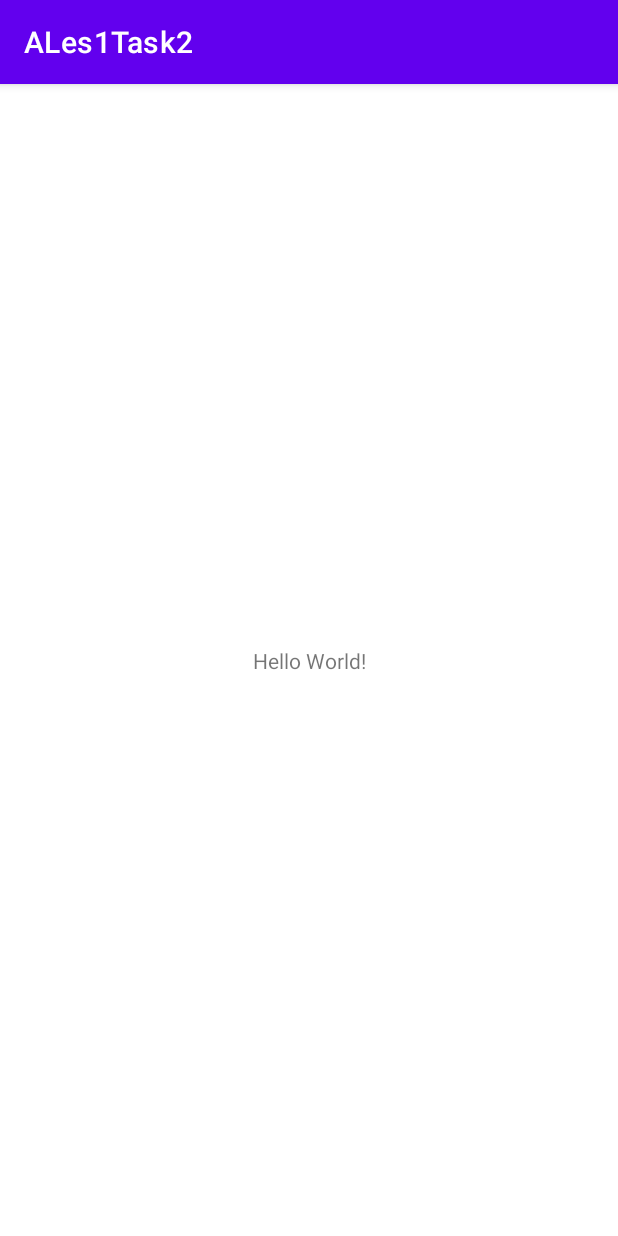
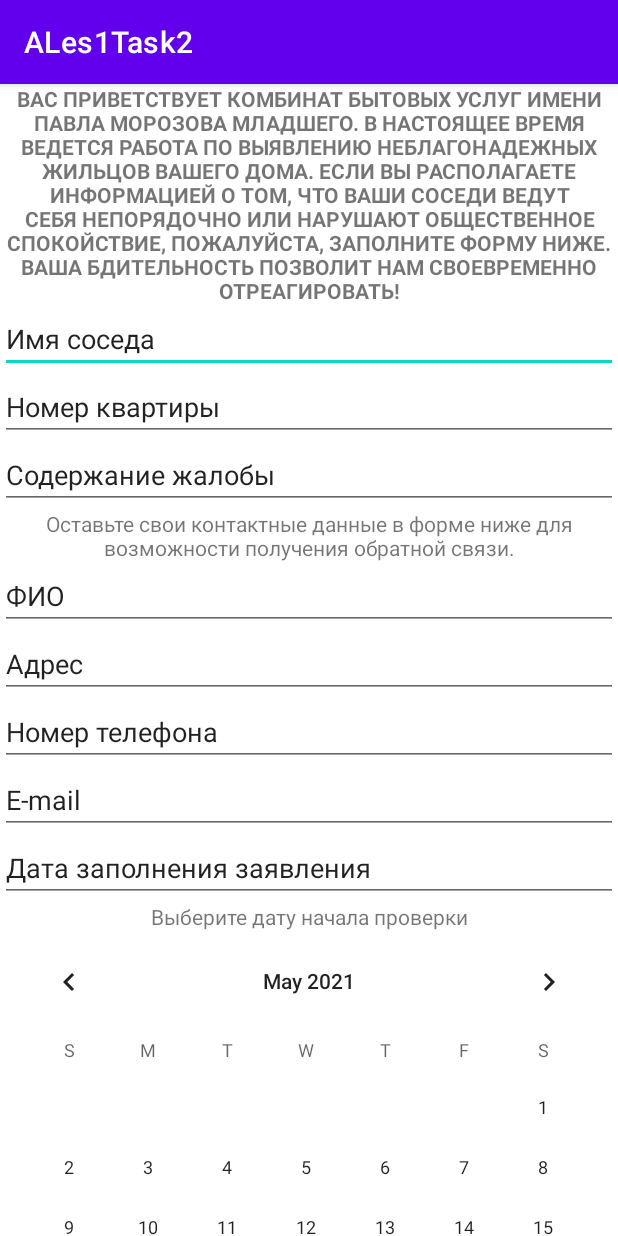
Before and after one commit to Wendy535/AndroidGeekBrains, an Android app: the screen it shows after launch (MainActivity), on a phone screen of 412 x 824 dp. Run offline under Robolectric (Android 15) with nearby library versions, the phone set to English and light mode, and no system bars.

Commit message:
Задание 2

```diff
--- a/app/src/main/res/layout/activity_main.xml
+++ b/app/src/main/res/layout/activity_main.xml
@@ -1,18 +1,123 @@
 <?xml version="1.0" encoding="utf-8"?>
-<androidx.constraintlayout.widget.ConstraintLayout xmlns:android="http://schemas.android.com/apk/res/android"
+<ScrollView xmlns:android="http://schemas.android.com/apk/res/android"
     xmlns:app="http://schemas.android.com/apk/res-auto"
     xmlns:tools="http://schemas.android.com/tools"
     android:layout_width="match_parent"
-    android:layout_height="match_parent"
-    tools:context=".MainActivity">
+    android:layout_height="wrap_content"
+    android:textAlignment="center">
 
-    <TextView
-        android:layout_width="wrap_content"
+    <LinearLayout
+        android:layout_width="match_parent"
         android:layout_height="wrap_content"
-        android:text="Hello World!"
-        app:layout_constraintBottom_toBottomOf="parent"
-        app:layout_constraintLeft_toLeftOf="parent"
-        app:layout_constraintRight_toRightOf="parent"
-        app:layout_constraintTop_toTopOf="parent" />
+        android:orientation="vertical">
 
-</androidx.constraintlayout.widget.ConstraintLayout>
+        <TextView
+            android:id="@+id/textviewIntro"
+            android:layout_width="match_parent"
+            android:layout_height="wrap_content"
+            android:text="@string/text_intro"
+            android:textAlignment="center"
+            android:textAllCaps="true"
+            android:textStyle="bold" />
+
+        <EditText
+            android:id="@+id/edittextNeiName"
+            android:layout_width="match_parent"
+            android:layout_height="wrap_content"
+            android:ems="10"
+            android:inputType="textPersonName"
+            android:text="@string/textViewNeighbourName"
+            android:importantForAutofill="no" />
+
+        <EditText
+            android:id="@+id/edittextNeiRoomNumber"
+            android:layout_width="match_parent"
+            android:layout_height="wrap_content"
+            android:ems="10"
+            android:inputType="number|textPersonName"
+            android:text="@string/TextViewoomNumber"
+            android:importantForAutofill="no" />
+
+        <EditText
+            android:id="@+id/edittextNeiBehaviour"
+            android:layout_width="match_parent"
+            android:layout_height="wrap_content"
+            android:ems="10"
+            android:inputType="text"
+            android:text="@string/textViewArgueText"
+            android:importantForAutofill="no" />
+
+        <TextView
+            android:id="@+id/textviewGiveYoutContacts"
+            android:layout_width="match_parent"
+            android:layout_height="wrap_content"
+            android:text="@string/textViewourContacts"
+            android:textAlignment="center" />
+
+        <EditText
+            android:id="@+id/edittextYourName"
+            android:layout_width="match_parent"
+            android:layout_height="wrap_content"
+            android:ems="10"
+            android:inputType="textPersonName"
+            android:text="@string/textviewYourName"
+            android:importantForAutofill="no" />
+
+        <EditText
+            android:id="@+id/edittextAdress"
+            android:layout_width="match_parent"
+            android:layout_height="wrap_content"
+            android:ems="10"
+            android:inputType="textPostalAddress"
+            android:text="@string/textviewAddress"
+            android:importantForAutofill="no" />
+
+        <EditText
+            android:id="@+id/edittextYourPhone"
+            android:layout_width="match_parent"
+            android:layout_height="wrap_content"
+            android:ems="10"
+            android:inputType="phone"
+            android:text="@string/textviewPhoneNumber"
+            android:importantForAutofill="no" />
+
+        <EditText
+            android:id="@+id/editTextTextPersonName6"
+            android:layout_width="match_parent"
+            android:layout_height="wrap_content"
+            android:ems="10"
+            android:inputType="textEmailAddress"
+            android:text="@string/textviewEmail"
+            android:importantForAutofill="no" />
+
+        <EditText
+            android:id="@+id/edittextDate"
+            android:layout_width="match_parent"
+            android:layout_height="wrap_content"
+            android:ems="10"
+            android:inputType="date"
+            android:text="@string/textviewDate"
+            android:importantForAutofill="no" />
+
+        <TextView
+            android:id="@+id/textviewDate"
+            android:layout_width="match_parent"
+            android:layout_height="wrap_content"
+            android:text="@string/textviewSetResearchDate"
+            android:textAlignment="center" />
+
+        <CalendarView
+            android:id="@+id/calendarView"
+            android:layout_width="match_parent"
+            android:layout_height="wrap_content"
+            android:layout_gravity="center_horizontal" />
+
+        <Button
+            android:id="@+id/buttonFinish"
+            android:layout_width="match_parent"
+            android:layout_height="wrap_content"
+            android:text="@string/buttonPush" />
+
+    </LinearLayout>
+
+</ScrollView>
--- a/app/src/main/res/values/strings.xml
+++ b/app/src/main/res/values/strings.xml
@@ -1,3 +1,15 @@
 <resources>
     <string name="app_name">ALes1Task2</string>
+    <string name="text_intro">Вас приветствует комбинат бытовых услуг имени Павла Морозова младшего. В настоящее время ведется работа по выявлению неблагонадежных жильцов вашего дома. Если вы располагаете информацией о том, что ваши соседи ведут себя непорядочно или нарушают общественное спокойствие, пожалуйста, заполните форму ниже. Ваша бдительность позволит нам своевременно отреагировать!</string>
+    <string name="buttonPush">Отправить заявление</string>
+    <string name="textviewSetResearchDate">Выберите дату начала проверки</string>
+    <string name="textviewDate">Дата заполнения заявления</string>
+    <string name="textviewEmail">E-mail</string>
+    <string name="textviewPhoneNumber">Номер телефона</string>
+    <string name="textviewAddress">Адрес</string>
+    <string name="textviewYourName">ФИО</string>
+    <string name="textViewourContacts">Оставьте свои контактные данные в форме ниже для возможности получения обратной связи.</string>
+    <string name="textViewArgueText">Содержание жалобы</string>
+    <string name="TextViewoomNumber">Номер квартиры</string>
+    <string name="textViewNeighbourName">Имя соседа</string>
 </resources>
```
